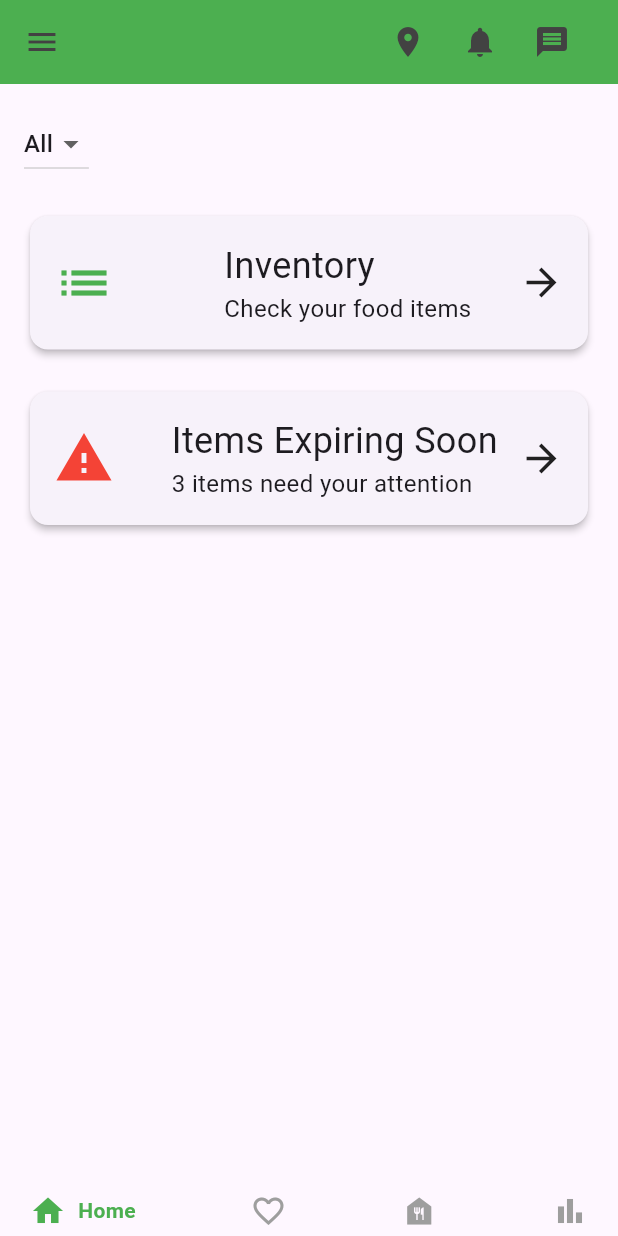
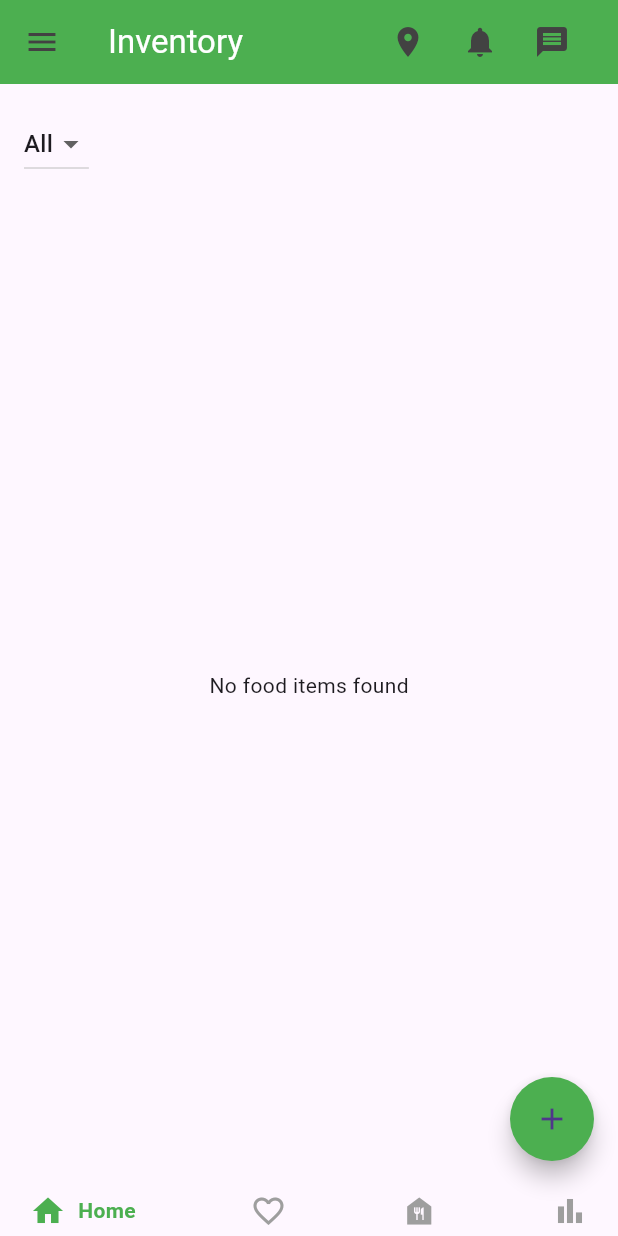
Before and after one commit to 40125789/shelfaware_app, a Flutter app: the screen it shows once a user with an empty profile is signed in, on a phone screen of 412 x 824 dp. Run offline on Flutter 3.47's test engine with Material 3 defaults, Android fonts, the phone set to English and light mode, and no system bars; drawn by our look-alikes of google_nav_bar; our stand-ins replace cloud_firestore, firebase_auth, firebase_core, google_sign_in, permission_handler; missing offline and left inert: barcode_scan2; accounts and stored records are empty.

Commit message:
Added an "add item" page to add food items and display them within the home page. An icon will show to the freshness of the item.

```diff
--- a/lib/pages/home_page.dart
+++ b/lib/pages/home_page.dart
@@ -10,6 +10,11 @@ import 'package:shelfaware_app/controllers/bottom_nav_controller.dart';
 import 'package:shelfaware_app/pages/recipes_page.dart';
 import 'package:shelfaware_app/pages/donations_page.dart';
 import 'package:shelfaware_app/pages/statistics_page.dart';
+import 'package:shelfaware_app/pages/add_food_item.dart'; // Import the add_food_item page
+
+import 'package:flutter/material.dart';
+import 'package:cloud_firestore/cloud_firestore.dart';
+import 'package:firebase_auth/firebase_auth.dart';
 
 class HomePage extends StatefulWidget {
   HomePage({super.key});
@@ -81,10 +86,40 @@ class _HomePageState extends State<HomePage> {
     FirebaseAuth.instance.signOut();
   }
 
+  Icon getExpiryIcon(Timestamp expiryTimestamp) {
+    DateTime expiryDate = expiryTimestamp.toDate();
+    DateTime today = DateTime.now();
+    int daysDifference = expiryDate.difference(today).inDays;
+
+    if (daysDifference < 0) {
+      return Icon(Icons.error, color: Colors.red[700]); // Expired
+    } else if (daysDifference <= 5) {
+      return Icon(Icons.warning, color: Colors.orange[700]); // Close to expiry
+    } else {
+      return Icon(Icons.check_circle, color: Colors.green[700]); // Fresh
+    }
+  }
+
+  // Updated formatDate function to show "Expires in X days" format
+  String formatDate(Timestamp expiryTimestamp) {
+    DateTime expiryDate = expiryTimestamp.toDate();
+    DateTime today = DateTime.now();
+    int daysDifference = expiryDate.difference(today).inDays;
+
+    if (daysDifference < 0) {
+      return "Expired";
+    } else if (daysDifference == 0) {
+      return "Expires today";
+    } else {
+      return "Expires in $daysDifference days";
+    }
+  }
+
   @override
   Widget build(BuildContext context) {
     return Scaffold(
       appBar: TopAppBar(
+        title: 'Inventory',
         onLocationPressed: () {},
         onNotificationPressed: () {},
         onMessagePressed: () {},
@@ -103,7 +138,6 @@ class _HomePageState extends State<HomePage> {
             child: Column(
               crossAxisAlignment: CrossAxisAlignment.start,
               children: [
-                // Use the FilterDropdown component
                 FilterDropdown(
                   selectedFilter: selectedFilter,
                   filterOptions: filterOptions,
@@ -111,14 +145,55 @@ class _HomePageState extends State<HomePage> {
                     setState(() {
                       selectedFilter = newValue!;
                     });
-                    // Optionally, implement filtering logic based on selected category
                   },
                 ),
                 const SizedBox(height: 20),
-                _buildInventoryCard(),
-                const SizedBox(height: 20),
-                _buildExpiringSoonCard(),
-                const SizedBox(height: 20),
+                Expanded(
+                  child: StreamBuilder<QuerySnapshot>(
+                    stream: FirebaseFirestore.instance.collection('foodItems').snapshots(),
+                    builder: (context, snapshot) {
+                      if (snapshot.connectionState == ConnectionState.waiting) {
+                        return const Center(child: CircularProgressIndicator());
+                      }
+                      if (snapshot.hasError) {
+                        return const Center(child: Text('Error fetching food items'));
+                      }
+                      if (!snapshot.hasData || snapshot.data!.docs.isEmpty) {
+                        return const Center(child: Text('No food items found'));
+                      }
+
+                      final filteredItems = selectedFilter == 'All'
+                          ? snapshot.data!.docs
+                          : snapshot.data!.docs.where((doc) {
+                              return doc['foodType'] == selectedFilter;
+                            }).toList();
+
+                      return ListView(
+                        children: filteredItems.map((document) {
+                          final data = document.data() as Map<String, dynamic>;
+                          final expiryTimestamp = data['expiryDate'] as Timestamp;
+
+                          return Card(
+                            elevation: 3,
+                            margin: const EdgeInsets.symmetric(vertical: 8.0),
+                            shape: RoundedRectangleBorder(borderRadius: BorderRadius.circular(10)),
+                            child: ListTile(
+                              leading: getExpiryIcon(expiryTimestamp),
+                              title: Text(
+                                data['productName'] ?? 'No Name',
+                                style: const TextStyle(fontSize: 18, fontWeight: FontWeight.bold),
+                              ),
+                              subtitle: Text(
+                                "${formatDate(expiryTimestamp)}\nQuantity: ${data['quantity']}",
+                              ),
+                              trailing: Icon(Icons.fastfood, color: Colors.green[700]),
+                            ),
+                          );
+                        }).toList(),
+                      );
+                    },
+                  ),
+                ),
               ],
             ),
           ),
@@ -138,54 +213,18 @@ class _HomePageState extends State<HomePage> {
           );
         },
       ),
-    );
-  }
-
-  Card _buildInventoryCard() {
-    return Card(
-      elevation: 2,
-      child: Padding(
-        padding: const EdgeInsets.all(16.0),
-        child: Row(
-          mainAxisAlignment: MainAxisAlignment.spaceBetween,
-          children: [
-            const Icon(Icons.list, size: 40, color: Colors.green),
-            const SizedBox(width: 10),
-            Column(
-              crossAxisAlignment: CrossAxisAlignment.start,
-              children: const [
-                Text("Inventory", style: TextStyle(fontSize: 24)),
-                Text("Check your food items", style: TextStyle(fontSize: 16)),
-              ],
+      floatingActionButton: FloatingActionButton(
+        onPressed: () {
+          Navigator.push(
+            context,
+            MaterialPageRoute(builder: (context) => AddFoodItem()),
+          );
+        },
+        child: const Icon(Icons.add),
+        backgroundColor: Colors.green,
+        elevation: 6.0, // Adds shadow to the button
+        shape: const CircleBorder(), // Change to a circular button
             ),
-            const Icon(Icons.arrow_forward, size: 30),
-          ],
-        ),
-      ),
-    );
-  }
-
-  Card _buildExpiringSoonCard() {
-    return Card(
-      elevation: 2,
-      child: Padding(
-        padding: const EdgeInsets.all(16.0),
-        child: Row(
-          mainAxisAlignment: MainAxisAlignment.spaceBetween,
-          children: [
-            const Icon(Icons.warning, size: 40, color: Colors.red),
-            const SizedBox(width: 10),
-            Column(
-              crossAxisAlignment: CrossAxisAlignment.start,
-              children: const [
-                Text("Items Expiring Soon", style: TextStyle(fontSize: 24)),
-                Text("3 items need your attention", style: TextStyle(fontSize: 16)),
-              ],
-            ),
-            const Icon(Icons.arrow_forward, size: 30),
-          ],
-        ),
-      ),
-    );
-  }
+          );
+        }
 }
--- a/pubspec.yaml
+++ b/pubspec.yaml
@@ -42,6 +42,10 @@ dependencies:
   google_sign_in: ^6.2.1
   google_nav_bar: ^5.0.6
   provider: ^6.1.2
+  image_picker: ^0.8.4+4
+  permission_handler: ^10.1.0
+  barcode_scan2: ^4.1.0
+
 
 dev_dependencies:
   flutter_test:
```
Also changed, not shown: lib/pages/add_food_item.dart (added, +360 -0 lines), lib/services/camera_service.dart (added, +13 -0 lines), lib/models/category.dart (added), pubspec.lock, 6 other files.
